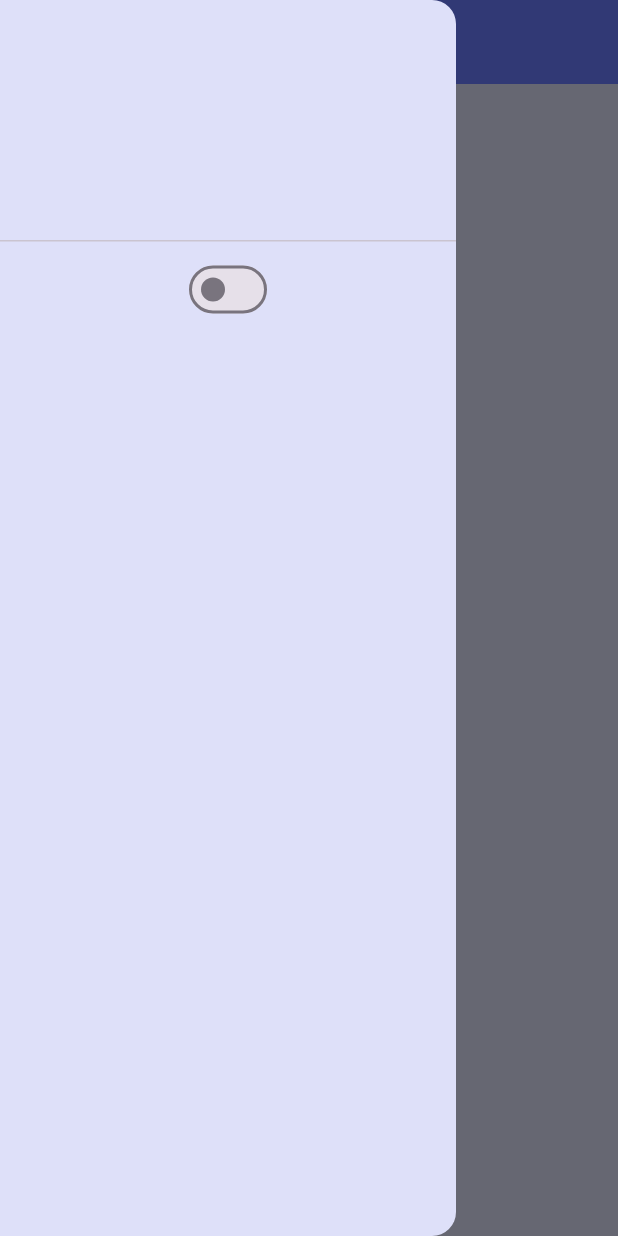
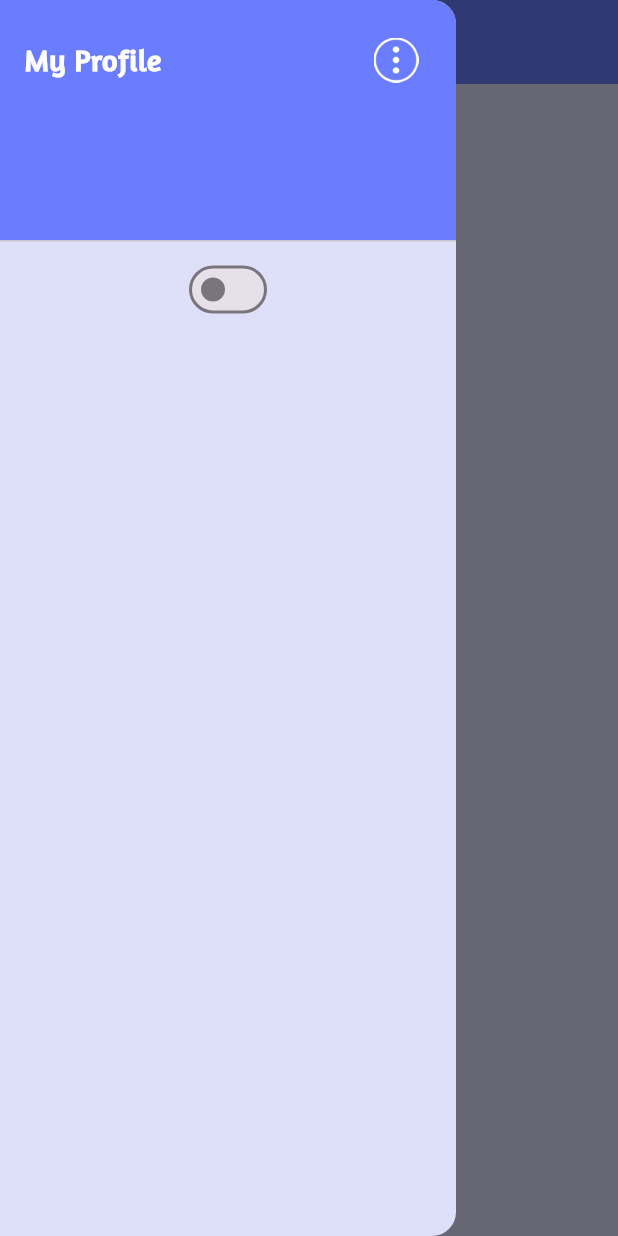
Before and after one commit to alhasann351/noteapp_firebase, a Flutter app: the screen it shows after launch, with the side drawer open, on a phone screen of 412 x 824 dp. Run offline on Flutter 3.47's test engine with Material 3 defaults, Android fonts, the phone set to English and light mode, and no system bars; our stand-ins replace firebase_core, get, loading_animation_widget, lottie, shared_preferences; accounts and stored records are empty.

Commit message:
popup-menu-button-added-drawer-header-section

```diff
--- a/lib/resources/assets/image_icon_assets.dart
+++ b/lib/resources/assets/image_icon_assets.dart
@@ -1,3 +1,6 @@
 class ImageIconAssets{
-  static const String drawerIcon = 'assets/images/drawer_icon.png';
+  static const String drawerIcon = 'assets/icons/drawer_icon.png';
+  static const String editIcon = 'assets/icons/edit.png';
+  static const String logoutIcon = 'assets/icons/log_out.png';
+  static const String popupMenuIcon = 'assets/icons/popup_menu_icon.png';
 }
--- a/lib/resources/colors/app-colors.dart
+++ b/lib/resources/colors/app-colors.dart
@@ -11,6 +11,7 @@ class AppColors{
   static const Color splashLoadingColor = Color(0xFFdee0f9);
   static const Color textColor = Color(0xFFdee0f9);
   static const Color whiteColor = Colors.white;
-  static const Color drawerHeaderColor = Color(0xFF0C359E);
+  static const Color popupButtonColor = Color(0xFF0C359E);
+  static const Color drawerHeaderColor = Color(0xFF6a7dff);
   static const Color buttonColor = Color(0xFF6a7dff);
 }
--- a/lib/resources/components/app_drawer.dart
+++ b/lib/resources/components/app_drawer.dart
@@ -2,6 +2,9 @@ import 'package:flutter/cupertino.dart';
 import 'package:flutter/material.dart';
 import 'package:get/get.dart';
 import 'package:get/get_state_manager/src/rx_flutter/rx_obx_widget.dart';
+import 'package:noteapp_firebase/resources/assets/image_icon_assets.dart';
+import 'package:noteapp_firebase/resources/colors/app-colors.dart';
+import 'package:noteapp_firebase/resources/fonts/app_font_style.dart';
 import 'package:noteapp_firebase/view_models/controller/theme_controller.dart';
 
 class AppDrawer extends StatelessWidget {
@@ -15,9 +18,81 @@ class AppDrawer extends StatelessWidget {
       child: Drawer(
           child: ListView(
         children: [
-            DrawerHeader(child: Column(
-              children: [],
-            ),),
+          DrawerHeader(
+            decoration: const BoxDecoration(
+              color: AppColors.drawerHeaderColor,
+            ),
+            child: Column(
+              children: [
+                Row(
+                  mainAxisAlignment: MainAxisAlignment.spaceBetween,
+                  children: [
+                    const Text(
+                      'My Profile',
+                      style: TextStyle(
+                        fontSize: 20,
+                        fontWeight: FontWeight.bold,
+                        fontFamily: AppFontStyle.amaranth,
+                        color: AppColors.whiteColor,
+                      ),
+                    ),
+                    PopupMenuButton(
+                      color: AppColors.popupButtonColor,
+                      icon: Image.asset(
+                        ImageIconAssets.popupMenuIcon,
+                        width: 30,
+                      ),
+                      itemBuilder: (context) => [
+                        PopupMenuItem(
+                          value: 1,
+                          onTap: (){
+
+                          },
+                          child: ListTile(
+                            title: const Text(
+                              'Edit Profile',
+                              style: TextStyle(
+                                fontSize: 18,
+                                fontWeight: FontWeight.bold,
+                                fontFamily: AppFontStyle.amaranth,
+                                color: AppColors.whiteColor,
+                              ),
+                            ),
+                            trailing: Image.asset(
+                              ImageIconAssets.editIcon,
+                              width: 26,
+                              color: AppColors.whiteColor,
+                            ),
+                          ),
+                        ),
+                        PopupMenuItem(
+                            value: 2,
+                            onTap: (){
+
+                            },
+                            child: ListTile(
+                              title: const Text(
+                                'Logout',
+                                style: TextStyle(
+                                  fontSize: 18,
+                                  fontWeight: FontWeight.bold,
+                                  fontFamily: AppFontStyle.amaranth,
+                                  color: AppColors.whiteColor,
+                                ),
+                              ),
+                              trailing: Image.asset(
+                                ImageIconAssets.logoutIcon,
+                                width: 26,
+                                color: AppColors.whiteColor,
+                              ),
+                            ))
+                      ],
+                    ),
+                  ],
+                )
+              ],
+            ),
+          ),
           Column(
             children: [
               Obx(() {
@@ -30,8 +105,7 @@ class AppDrawer extends StatelessWidget {
             ],
           ),
         ],
-        )
-      ),
+      )),
     );
   }
 }
--- a/lib/view/notes_screen.dart
+++ b/lib/view/notes_screen.dart
@@ -17,7 +17,6 @@ class _NotesScreenState extends State<NotesScreen> {
 
   @override
   Widget build(BuildContext context) {
-    print('drawer');
     return Scaffold(
         appBar: AppBar(
           leading: Builder(builder: (BuildContext context){
--- a/lib/view_models/controller/theme_controller.dart
+++ b/lib/view_models/controller/theme_controller.dart
@@ -1,5 +1,6 @@
 import 'package:flutter/material.dart';
 import 'package:get/get.dart';
+import 'package:noteapp_firebase/resources/colors/app-colors.dart';
 import 'package:shared_preferences/shared_preferences.dart';
 
 class ThemeController extends GetxController{
```
Also changed, not shown: assets/icons/drawer_icon.png (renamed from assets/images/drawer_icon.png), assets/icons/edit.png (added), assets/icons/log_out.png (added), assets/icons/popup_menu_icon.png (added). Lines whose indentation alone changed are shown as unchanged.
